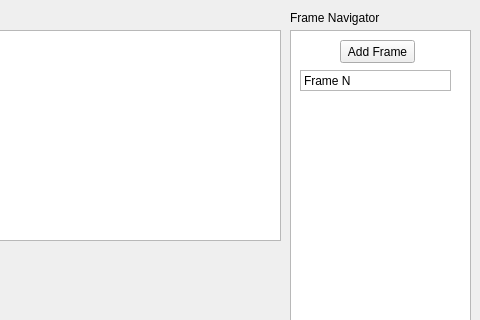
Old version of the form InfoMotion.ui in the repository alcroito/infographics; both pictures show x 320 to 800 and y 0 to 320 of the 800 by 600 pixel window.
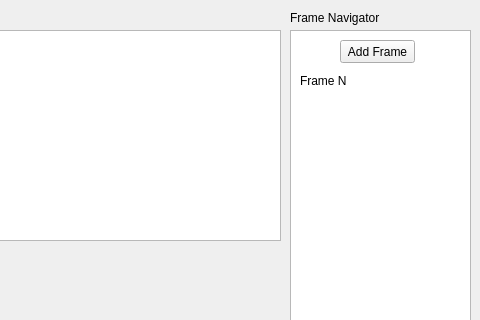
New version of the form.

The edit to the form file:
```diff
--- a/InfoMotion.ui
+++ b/InfoMotion.ui
@@ -145,7 +145,10 @@
      <cursorShape>PointingHandCursor</cursorShape>
     </property>
     <property name="frameShape">
-     <enum>QFrame::StyledPanel</enum>
+     <enum>QFrame::NoFrame</enum>
+    </property>
+    <property name="frameShadow">
+     <enum>QFrame::Plain</enum>
     </property>
     <property name="text">
      <string>Frame N</string>
```
